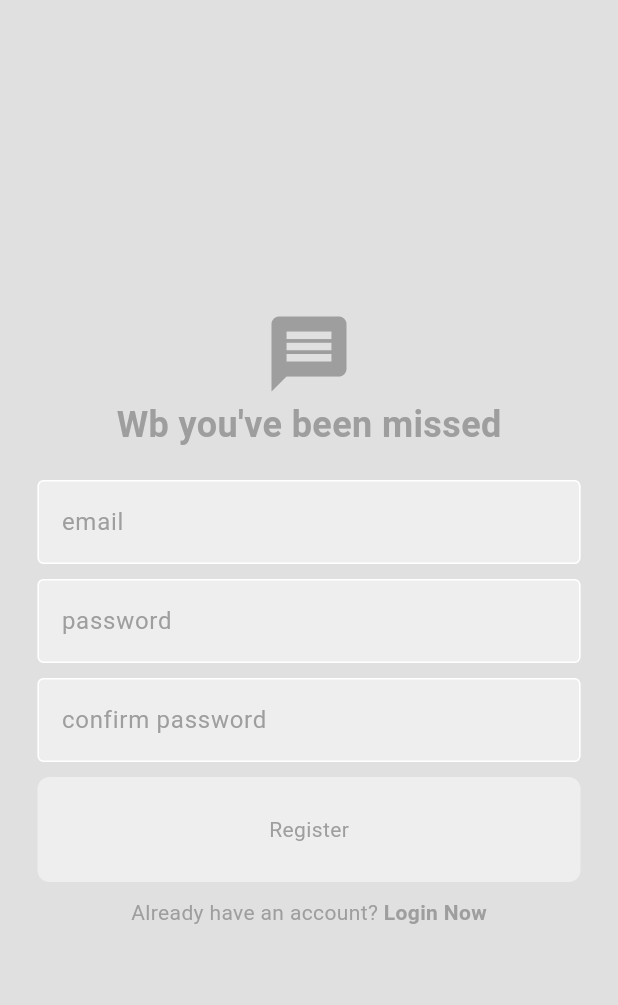
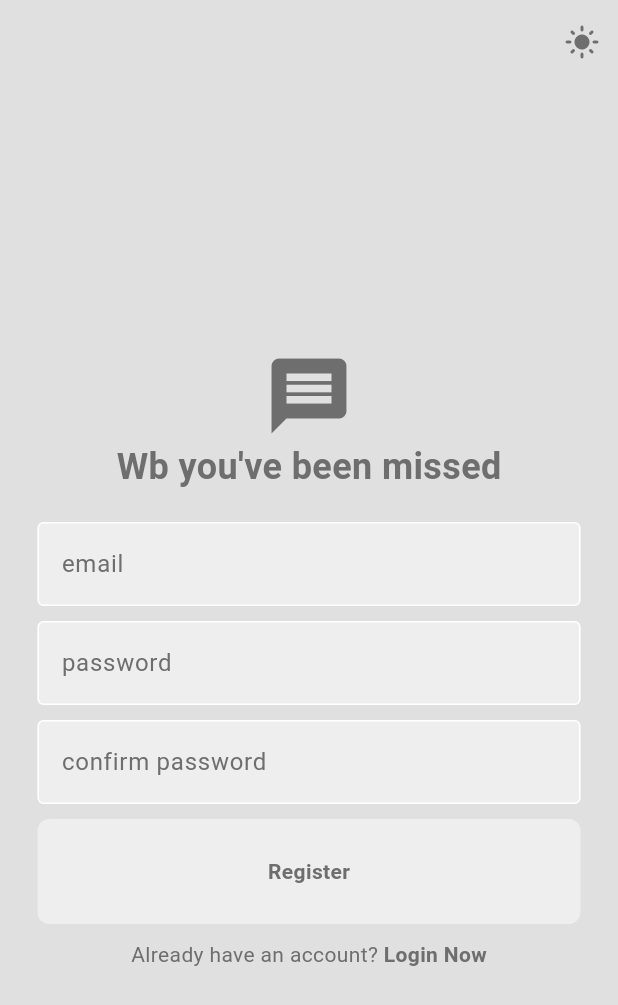
Before and after one commit to EduirBR/chat-tutorial, a Flutter app: the screen it shows after launch, after a tap on "Register Now", on a phone screen of 412 x 824 dp. Shown: the top 1005 px of the screen. Run offline on Flutter 3.47's test engine with Material 3 defaults, Android fonts, the phone set to English and light mode, and no system bars; our stand-ins replace cloud_firestore, firebase_auth, firebase_core; accounts and stored records are empty; generated files the repository leaves out were written again.

Commit message:
dark mode added

```diff
--- /dev/null
+++ b/devtools_options.yaml
@@ -0,0 +1,3 @@
+description: This file stores settings for Dart & Flutter DevTools.
+documentation: https://docs.flutter.dev/tools/devtools/extensions#configure-extension-enablement-states
+extensions:
--- a/lib/apps/auth/pages/login_or_register.dart
+++ b/lib/apps/auth/pages/login_or_register.dart
@@ -1,6 +1,8 @@
 import 'package:flutter/material.dart';
 import 'package:myapp/apps/auth/pages/login_page.dart';
 import 'package:myapp/apps/auth/pages/register_page.dart';
+import 'package:myapp/themes/theme_provider.dart';
+import 'package:provider/provider.dart';
 
 class LoginOrRegister extends StatefulWidget {
   const LoginOrRegister({super.key});
@@ -22,6 +24,21 @@ class _LoginOrRegisterState extends State<LoginOrRegister> {
   Widget build(BuildContext context) {
     return Scaffold(
         backgroundColor: Theme.of(context).colorScheme.surface,
+        appBar: AppBar(
+          actions: [
+            IconButton(
+                onPressed: () =>
+                    Provider.of<ThemeProvider>(context, listen: false)
+                        .toggleTheme(),
+                icon: Provider.of<ThemeProvider>(context, listen: false)
+                        .isDarkMode
+                    ? const Icon(Icons.dark_mode)
+                    : Icon(
+                        Icons.light_mode,
+                        color: Theme.of(context).colorScheme.primary,
+                      ))
+          ],
+        ),
         body: showLoginPage
             ? LoginPage(
                 toggleScreen: togglePages,
--- a/lib/apps/auth/pages/login_page.dart
+++ b/lib/apps/auth/pages/login_page.dart
@@ -88,14 +88,17 @@ class LoginPage extends StatelessWidget {
           Row(
             mainAxisAlignment: MainAxisAlignment.center,
             children: [
-              const Text(
+              Text(
                 'Not a member? ',
+                style: TextStyle(color: Theme.of(context).colorScheme.primary),
               ),
               GestureDetector(
                 onTap: toggleScreen,
-                child: const Text(
+                child: Text(
                   'Register Now',
-                  style: TextStyle(fontWeight: FontWeight.bold),
+                  style: TextStyle(
+                      fontWeight: FontWeight.bold,
+                      color: Theme.of(context).colorScheme.primary),
                 ),
               )
             ],
--- a/lib/apps/auth/pages/register_page.dart
+++ b/lib/apps/auth/pages/register_page.dart
@@ -99,14 +99,16 @@ class RegisterPage extends StatelessWidget {
           Row(
             mainAxisAlignment: MainAxisAlignment.center,
             children: [
-              const Text(
-                'Already have an account? ',
-              ),
+              Text('Already have an account? ',
+                  style:
+                      TextStyle(color: Theme.of(context).colorScheme.primary)),
               GestureDetector(
                 onTap: toggleScreen,
-                child: const Text(
+                child: Text(
                   'Login Now',
-                  style: TextStyle(fontWeight: FontWeight.bold),
+                  style: TextStyle(
+                      fontWeight: FontWeight.bold,
+                      color: Theme.of(context).colorScheme.primary),
                 ),
               )
             ],
--- a/lib/apps/main/pages/home.dart
+++ b/lib/apps/main/pages/home.dart
@@ -16,6 +16,8 @@ class HomePage extends StatelessWidget {
     return Scaffold(
       appBar: AppBar(
         title: const Text("Home page"),
+        backgroundColor: Colors.transparent,
+        foregroundColor: Colors.grey.shade600,
       ),
       drawer: const MyDrawer(),
       body: _buildUserList(),
--- a/lib/main.dart
+++ b/lib/main.dart
@@ -2,13 +2,20 @@ import 'package:firebase_core/firebase_core.dart';
 import 'package:flutter/material.dart';
 import 'package:myapp/apps/auth/pages/auth_gate.dart';
 import 'package:myapp/firebase_options.dart';
-import 'package:myapp/themes/light_theme.dart';
+import 'package:myapp/themes/theme_provider.dart';
+import 'package:provider/provider.dart';
 
 void main() async {
   WidgetsFlutterBinding.ensureInitialized();
 
   await Firebase.initializeApp(options: DefaultFirebaseOptions.currentPlatform);
-  runApp(const MyApp());
+  runApp(MultiProvider(
+    providers: [
+      ChangeNotifierProvider(create: (_) => ThemeProvider()),
+      // Agrega más proveedores aquí si los necesitas
+    ],
+    child: const MyApp(),
+  ));
 }
 
 class MyApp extends StatelessWidget {
@@ -20,7 +27,7 @@ class MyApp extends StatelessWidget {
       title: 'Material App',
       debugShowCheckedModeBanner: false,
       home: const AuthGate(),
-      theme: lightMode,
+      theme: Provider.of<ThemeProvider>(context).themeData,
     );
   }
 }
--- a/lib/shared/widgets/my_botton.dart
+++ b/lib/shared/widgets/my_botton.dart
@@ -16,7 +16,13 @@ class MyButton extends StatelessWidget {
         decoration: BoxDecoration(
             color: Theme.of(context).colorScheme.secondary,
             borderRadius: BorderRadius.circular(8)),
-        child: Center(child: Text(text)),
+        child: Center(
+            child: Text(
+          text,
+          style: TextStyle(
+              color: Theme.of(context).colorScheme.primary,
+              fontWeight: FontWeight.bold),
+        )),
       ),
     );
   }
--- a/lib/shared/widgets/my_texfield.dart
+++ b/lib/shared/widgets/my_texfield.dart
@@ -5,13 +5,17 @@ class MyTexField extends StatelessWidget {
   final String hintText;
   final TextEditingController controller;
   const MyTexField(
-      {super.key, required this.hintText, this.oscureText = false, required this.controller});
+      {super.key,
+      required this.hintText,
+      this.oscureText = false,
+      required this.controller});
 
   @override
   Widget build(BuildContext context) {
     return Padding(
       padding: const EdgeInsets.symmetric(horizontal: 25),
       child: TextField(
+        style: TextStyle(color: Theme.of(context).colorScheme.primary),
         obscureText: oscureText,
         controller: controller,
         decoration: InputDecoration(
--- /dev/null
+++ b/lib/themes/dart_theme.dart
@@ -0,0 +1,17 @@
+import 'package:flutter/material.dart';
+
+ThemeData darkMode = ThemeData(
+  colorScheme: ColorScheme.dark(
+      surface: Colors.grey.shade900,
+      primary: const Color.fromARGB(255, 212, 212, 212),
+      secondary: const Color.fromARGB(255, 53, 53, 53),
+      tertiary: Colors.grey.shade800,
+      inversePrimary: Colors.grey.shade300),
+  textTheme: TextTheme(
+    bodyLarge: TextStyle(color: Colors.grey.shade600), // Texto normal
+    bodyMedium: TextStyle(color: Colors.grey.shade500), // Texto secundario
+    displayLarge: const TextStyle(color: Colors.black), // Títulos grandes
+    displayMedium: const TextStyle(color: Colors.black), // Títulos medianos
+    // Puedes agregar más estilos según sea necesario
+  ),
+);
--- a/lib/themes/light_theme.dart
+++ b/lib/themes/light_theme.dart
@@ -3,15 +3,8 @@ import 'package:flutter/material.dart';
 ThemeData lightMode = ThemeData(
   colorScheme: ColorScheme.light(
       surface: Colors.grey.shade300,
-      primary: Colors.grey.shade500,
+      primary: const Color.fromARGB(255, 110, 110, 110),
       secondary: Colors.grey.shade200,
       tertiary: Colors.white,
       inversePrimary: Colors.grey.shade900),
-  textTheme: TextTheme(
-    bodyLarge: const TextStyle(color: Colors.grey), // Texto normal
-    bodyMedium: TextStyle(color: Colors.grey.shade500), // Texto secundario
-    displayLarge: const TextStyle(color: Colors.black), // Títulos grandes
-    displayMedium: const TextStyle(color: Colors.black), // Títulos medianos
-    // Puedes agregar más estilos según sea necesario
-  ),
 );
--- /dev/null
+++ b/lib/themes/theme_provider.dart
@@ -0,0 +1,24 @@
+import 'package:flutter/material.dart';
+import 'package:myapp/themes/dart_theme.dart';
+import 'package:myapp/themes/light_theme.dart';
+
+class ThemeProvider extends ChangeNotifier {
+  ThemeData _themeData = lightMode;
+
+  ThemeData get themeData => _themeData;
+
+  bool get isDarkMode => _themeData == darkMode;
+
+  set themeData(ThemeData themeData) {
+    _themeData = themeData;
+    notifyListeners();
+  }
+
+  void toggleTheme() {
+    if (_themeData == lightMode) {
+      themeData = darkMode;
+    } else {
+      themeData = lightMode;
+    }
+  }
+}
--- a/pubspec.yaml
+++ b/pubspec.yaml
@@ -37,6 +37,7 @@ dependencies:
     firebase_auth: ^5.2.0
     firebase_core: ^3.4.0
     cloud_firestore: ^5.4.0
+    provider: ^6.1.2
 
 dev_dependencies:
     mockito: ^5.4.4
```
Also changed, not shown: lib/apps/chat/pages/chat_page.dart (+10 -1 lines), lib/apps/chat/widgets/chat_bubble.dart (added, +34 -0 lines), lib/apps/main/pages/settings_page.dart (+22 -0 lines), lib/apps/main/widgets/user_tile.dart (+10 -1 lines), lib/shared/widgets/my_drawer.dart (+5 -5 lines), pubspec.lock, 1 other file.
